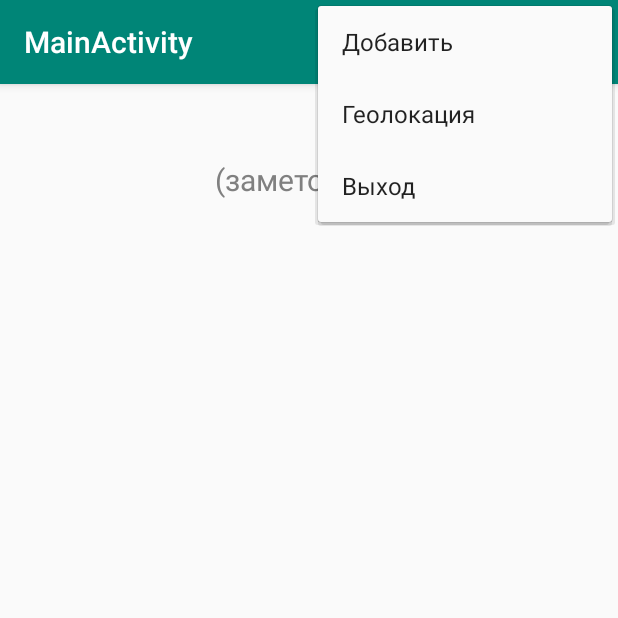
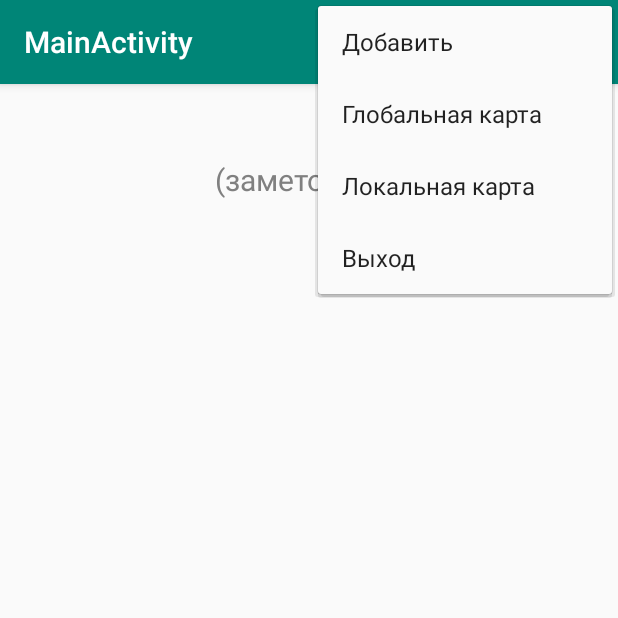
Before and after one commit to heapix-learn/Mobile_task_1_Yanchuk, an Android app: the MainActivity screen opened directly, with no data from a screen before it, with the options menu open, on a phone screen of 412 x 824 dp, the top half of it. Run offline under Robolectric (Android 15) with nearby library versions, the phone set to English and light mode, and no system bars; 1 statement that could not run was skipped.

Commit message:
добавил глобальную/локальную карту

```diff
--- a/app/src/main/res/menu/todo_list.xml
+++ b/app/src/main/res/menu/todo_list.xml
@@ -6,8 +6,12 @@
         android:title="@string/add_task">
     </item>
     <item
-        android:id="@+id/geolocation"
-        android:title="@string/geolocation">
+        android:id="@+id/geolocation_global"
+        android:title="@string/geolocation_global">
+    </item>
+    <item
+        android:id="@+id/geolocation_local"
+        android:title="@string/geolocation_local">
     </item>
     <item
         android:id="@+id/exit"
--- a/app/src/main/res/values/strings.xml
+++ b/app/src/main/res/values/strings.xml
@@ -38,7 +38,8 @@
     <string name="prompt_title">Заголовок</string>
     <string name="prompt_text">Примечания</string>
     <string name="title_activity_maps">Map</string>
-    <string name="geolocation">Геолокация</string>
+    <string name="geolocation_global">Глобальная карта</string>
+    <string name="geolocation_local">Локальная карта</string>
     <string name="access">Доступ</string>
     <string name="public_access">Открытый</string>
     <string name="private_access">Закрытый</string>
```
Also changed, not shown: app/src/main/java/com/example/first_task_k__r__o__s__h/MainActivity.java (+9 -2 lines), app/src/main/java/com/example/first_task_k__r__o__s__h/MapsActivity.java (+11 -2 lines).
